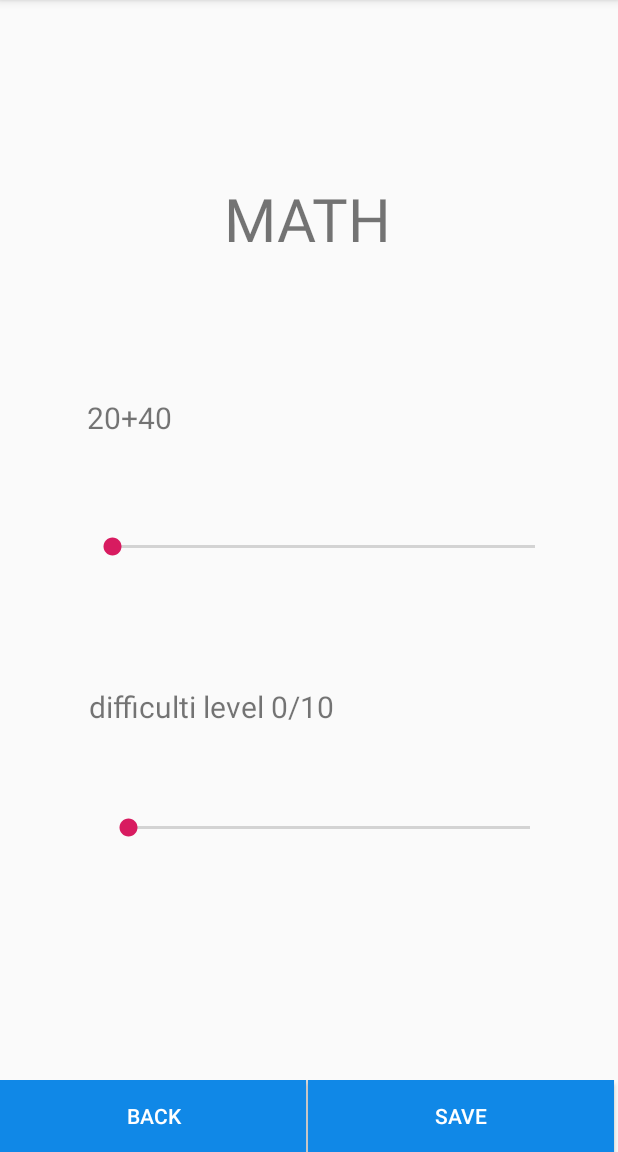
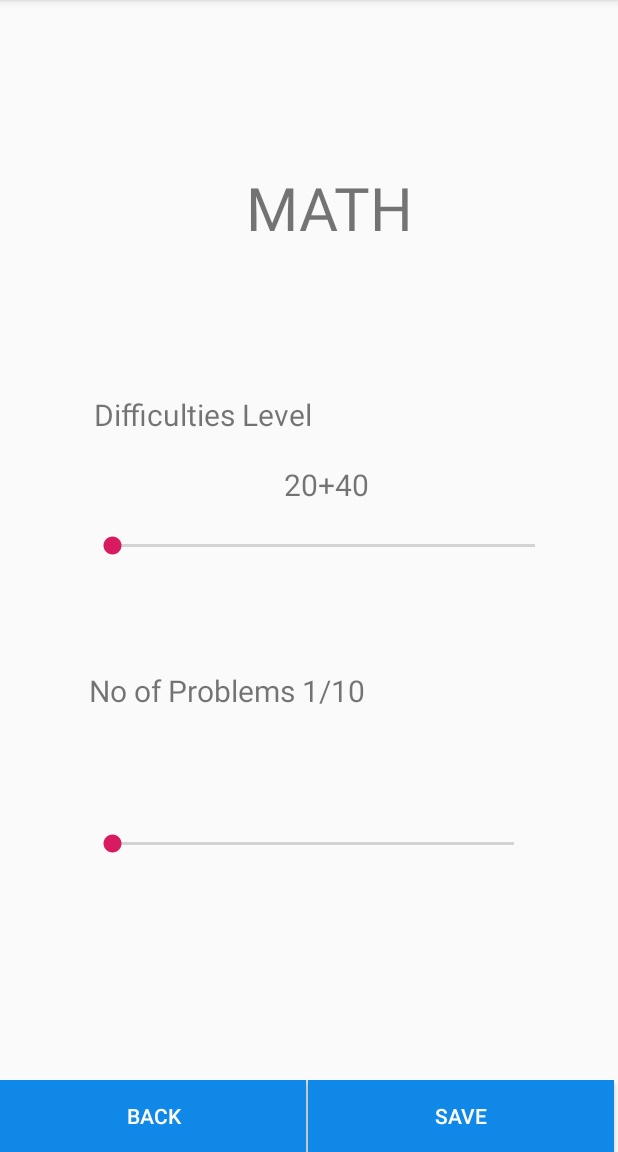
Before and after one commit to rishab247/Timey, an Android app: the screen it shows after launch (math_activity), after a tap on "TEST ACTIVITY", on a phone screen of 412 x 824 dp, the part 84-1236 px from its top. Run offline under Robolectric (Android 15) with nearby library versions, the phone set to English and light mode, and no system bars.

Commit message:
math activity fixed

```diff
--- a/app/src/main/java/rishab/listview/com/testmyapplication/MainActivity.java
+++ b/app/src/main/java/rishab/listview/com/testmyapplication/MainActivity.java
@@ -6,14 +6,16 @@ import android.support.v7.app.AppCompatActivity;
 import android.view.View;
 import android.widget.Button;
 
+import rishab.listview.com.testmyapplication.database.databasehandler;
+
 public class MainActivity extends AppCompatActivity {
     private Button but;
-
+    databasehandler mydb;
     @Override
     protected void onCreate(Bundle savedInstanceState) {
         super.onCreate(savedInstanceState);
         setContentView(R.layout.activity_main);
-
+        mydb=new databasehandler(this);
 
 
             but = findViewById(R.id.button12);
--- a/app/src/main/java/rishab/listview/com/testmyapplication/MenuActivity.java
+++ b/app/src/main/java/rishab/listview/com/testmyapplication/MenuActivity.java
@@ -59,7 +59,8 @@ void cardanimation(){
                     cardView2.setElevation(5);
                 }
             },100);
-
+            Intent intent=new  Intent(MenuActivity.this,chosseMode.class);
+            startActivity(intent);
 
         }
     });
--- a/app/src/main/java/rishab/listview/com/testmyapplication/detailsAdapter.java
+++ b/app/src/main/java/rishab/listview/com/testmyapplication/detailsAdapter.java
@@ -49,9 +49,7 @@ public class detailsAdapter extends RecyclerView.Adapter<detailsAdapter.detailsV
         public detailsViewHolder(View itemView) {
 
             super(itemView);
-            imageView=itemView.findViewById(R.id.detailsimageid);
-            title=itemView.findViewById(R.id.detailstitle);
-            showampm=itemView.findViewById(R.id.deailsampm);
+
 
 
         }
--- a/app/src/main/res/layout/activity_math_activity.xml
+++ b/app/src/main/res/layout/activity_math_activity.xml
@@ -18,10 +18,10 @@
         android:textSize="40sp"
         app:layout_constraintBottom_toBottomOf="parent"
         app:layout_constraintEnd_toEndOf="parent"
-        app:layout_constraintHorizontal_bias="0.497"
+        app:layout_constraintHorizontal_bias="0.548"
         app:layout_constraintStart_toStartOf="parent"
         app:layout_constraintTop_toTopOf="parent"
-        app:layout_constraintVertical_bias="0.157" />
+        app:layout_constraintVertical_bias="0.146" />
 
     <TextView
         android:id="@+id/mathnotext"
@@ -33,23 +33,23 @@
         android:layout_marginBottom="8dp"
         android:text="20+40"
         android:textSize="20sp"
-        app:layout_constraintBottom_toBottomOf="parent"
+        app:layout_constraintBottom_toTopOf="@+id/seekbarno"
         app:layout_constraintEnd_toEndOf="parent"
-        app:layout_constraintHorizontal_bias="0.148"
+        app:layout_constraintHorizontal_bias="0.535"
         app:layout_constraintStart_toStartOf="parent"
         app:layout_constraintTop_toTopOf="parent"
-        app:layout_constraintVertical_bias="0.354" />
+        app:layout_constraintVertical_bias="0.967" />
 
     <SeekBar
         android:id="@+id/seekbarno"
         android:layout_width="314dp"
-        android:layout_height="61dp"
+        android:layout_height="wrap_content"
         android:layout_alignParentStart="true"
         android:layout_alignParentTop="true"
         android:layout_marginStart="8dp"
         android:layout_marginTop="8dp"
         android:layout_marginBottom="8dp"
-        android:max="5"
+        android:max="4"
         app:layout_constraintBottom_toBottomOf="parent"
         app:layout_constraintEnd_toEndOf="parent"
         app:layout_constraintHorizontal_bias="0.561"
@@ -65,33 +65,35 @@
         android:layout_marginTop="8dp"
         android:layout_marginEnd="8dp"
         android:layout_marginBottom="8dp"
-        android:text="difficulti level 0/10"
+        android:text="No of Problems 1/10"
         android:textSize="20sp"
-        app:layout_constraintBottom_toBottomOf="parent"
+        app:layout_constraintBottom_toTopOf="@+id/seekBardifficulti"
         app:layout_constraintEnd_toEndOf="parent"
-        app:layout_constraintHorizontal_bias="0.222"
+        app:layout_constraintHorizontal_bias="0.241"
         app:layout_constraintStart_toStartOf="parent"
-        app:layout_constraintTop_toTopOf="parent"
-        app:layout_constraintVertical_bias="0.62" />
+        app:layout_constraintTop_toBottomOf="@+id/seekbarno"
+        app:layout_constraintVertical_bias="0.481" />
 
     <SeekBar
         android:id="@+id/seekBardifficulti"
         android:layout_width="300dp"
-
-        android:layout_height="51dp"
+        android:layout_height="wrap_content"
         android:layout_alignParentStart="true"
         android:layout_alignParentTop="false"
         android:layout_marginStart="8dp"
         android:layout_marginTop="8dp"
         android:layout_marginBottom="8dp"
-        android:max="10"
+        android:max="9"
+        android:outlineSpotShadowColor="#000"
         app:layout_constraintBottom_toBottomOf="parent"
         app:layout_constraintEnd_toEndOf="parent"
-        app:layout_constraintHorizontal_bias="0.592"
+        app:layout_constraintHorizontal_bias="0.485"
         app:layout_constraintStart_toStartOf="parent"
         app:layout_constraintTop_toTopOf="parent"
-        app:layout_constraintVertical_bias="0.74" />
+        app:layout_constraintVertical_bias="0.743" />
+
     <LinearLayout
+        android:id="@+id/linearLayout3"
         android:layout_width="0dp"
         android:layout_height="wrap_content"
         android:divider="?android:dividerHorizontal"
@@ -119,5 +121,19 @@
             android:textColor="#fff" />
     </LinearLayout>
 
+    <TextView
+        android:id="@+id/Difficulties"
+        android:layout_width="wrap_content"
+        android:layout_height="wrap_content"
+        android:layout_marginStart="4dp"
+        android:layout_marginTop="61dp"
+        android:layout_marginBottom="8dp"
+        android:text="Difficulties Level"
+        android:textSize="20sp"
+        app:layout_constraintBottom_toTopOf="@+id/mathnotext"
+        app:layout_constraintStart_toStartOf="@+id/seekbarno"
+        app:layout_constraintTop_toBottomOf="@+id/showegmath"
+        app:layout_constraintVertical_bias="0.76" />
+
 
 </android.support.constraint.ConstraintLayout>
```
Also changed, not shown: app/src/main/java/rishab/listview/com/testmyapplication/chooseModeAdapter.java (+0 -11 lines), app/src/main/java/rishab/listview/com/testmyapplication/database/constants.java (+3 -5 lines), app/src/main/java/rishab/listview/com/testmyapplication/database/databasehandler.java (+31 -1 lines), app/src/main/java/rishab/listview/com/testmyapplication/math_activity.java (+11 -10 lines).
